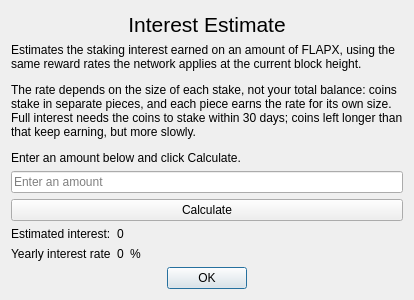
This is src/qt/forms/calcdialog.ui in FlapXCoin/flapxcoin as Qt 5 draws it before an edit. The edited form follows.
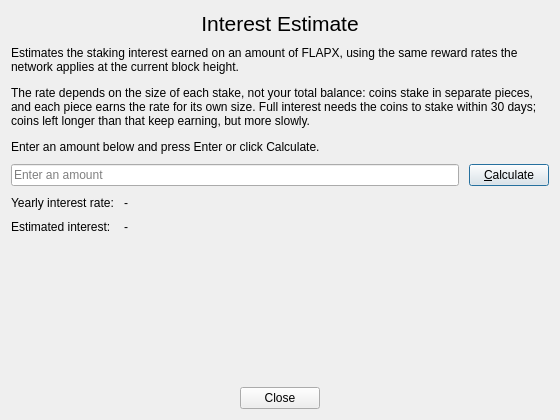
This is the edited form.

Commit message:
Interest Estimate: bigger window, Enter calculates, Close button
The window opens at 560x420 (min 480x380) with a simpler layout so the
text fits without resizing. Enter now runs Calculate; the OK button is
now Close and is never triggered by Enter (Esc still closes). Opens
centred on the main window.

Claude-Session: https://claude.ai/code/session_01Cpg3kidXXQpRBHH6ebpQfe

```diff
--- a/src/qt/forms/calcdialog.ui
+++ b/src/qt/forms/calcdialog.ui
@@ -6,155 +6,27 @@
    <rect>
     <x>0</x>
     <y>0</y>
-    <width>414</width>
-    <height>300</height>
+    <width>560</width>
+    <height>420</height>
    </rect>
   </property>
+  <property name="minimumSize">
+   <size>
+    <width>480</width>
+    <height>380</height>
+   </size>
+  </property>
   <property name="windowTitle">
    <string>Interest Estimate</string>
   </property>
   <property name="modal">
    <bool>true</bool>
   </property>
-  <layout class="QGridLayout" name="gridLayout_5">
-   <item row="3" column="0">
-    <layout class="QGridLayout" name="gridLayout_4">
-     <item row="0" column="0">
-      <layout class="QGridLayout" name="gridLayout_2">
-       <item row="1" column="0">
-        <widget class="QLabel" name="label_3">
-         <property name="text">
-          <string>&lt;html&gt;&lt;head/&gt;&lt;body&gt;&lt;p&gt;&lt;span&gt;Yearly interest rate&lt;/span&gt;&lt;/p&gt;&lt;/body&gt;&lt;/html&gt;</string>
-         </property>
-        </widget>
-       </item>
-       <item row="0" column="0">
-        <widget class="QLabel" name="dayLabel">
-         <property name="lineWidth">
-          <number>1</number>
-         </property>
-         <property name="text">
-          <string>&lt;html&gt;&lt;head/&gt;&lt;body&gt;&lt;p&gt;&lt;span&gt;Estimated interest:&lt;/span&gt;&lt;/p&gt;&lt;/body&gt;&lt;/html&gt;</string>
-         </property>
-         <property name="textFormat">
-          <enum>Qt::AutoText</enum>
-         </property>
-         <property name="alignment">
-          <set>Qt::AlignLeading|Qt::AlignLeft|Qt::AlignTop</set>
-         </property>
-         <property name="wordWrap">
-          <bool>true</bool>
-         </property>
-        </widget>
-       </item>
-      </layout>
-     </item>
-     <item row="0" column="1">
-      <layout class="QGridLayout" name="gridLayout_3">
-       <item row="0" column="0">
-        <widget class="QLabel" name="dayResult">
-         <property name="lineWidth">
-          <number>1</number>
-         </property>
-         <property name="text">
-          <string>&lt;html&gt;&lt;head/&gt;&lt;body&gt;&lt;p&gt;&lt;span&gt;0&lt;/span&gt;&lt;/p&gt;&lt;/body&gt;&lt;/html&gt;</string>
-         </property>
-         <property name="alignment">
-          <set>Qt::AlignLeading|Qt::AlignLeft|Qt::AlignTop</set>
-         </property>
-         <property name="wordWrap">
-          <bool>true</bool>
-         </property>
-        </widget>
-       </item>
-       <item row="1" column="0">
-        <widget class="QLabel" name="yearlyAPR">
-         <property name="text">
-          <string>&lt;html&gt;&lt;head/&gt;&lt;body&gt;&lt;p&gt;&lt;span&gt;0&lt;/span&gt;&lt;/p&gt;&lt;/body&gt;&lt;/html&gt;</string>
-         </property>
-        </widget>
-       </item>
-       <item row="1" column="1">
-        <widget class="QLabel" name="label_5">
-         <property name="text">
-          <string>&lt;html&gt;&lt;head/&gt;&lt;body&gt;&lt;p&gt;&lt;span&gt;%&lt;/span&gt;&lt;/p&gt;&lt;/body&gt;&lt;/html&gt;</string>
-         </property>
-        </widget>
-       </item>
-      </layout>
-     </item>
-     <item row="0" column="2">
-      <spacer name="horizontalSpacer">
-       <property name="orientation">
-        <enum>Qt::Horizontal</enum>
-       </property>
-       <property name="sizeHint" stdset="0">
-        <size>
-         <width>40</width>
-         <height>20</height>
-        </size>
-       </property>
-      </spacer>
-     </item>
-    </layout>
-   </item>
-   <item row="2" column="0">
-    <layout class="QGridLayout" name="gridLayout">
-     <item row="0" column="0">
-      <widget class="QLineEdit" name="blockSizeEdit">
-       <property name="placeholderText">
-        <string>Enter an amount</string>
-       </property>
-      </widget>
-     </item>
-     <item row="1" column="0">
-      <widget class="QPushButton" name="pushButton">
-       <property name="focusPolicy">
-        <enum>Qt::ClickFocus</enum>
-       </property>
-       <property name="contextMenuPolicy">
-        <enum>Qt::DefaultContextMenu</enum>
-       </property>
-       <property name="text">
-        <string>Calculate</string>
-       </property>
-      </widget>
-     </item>
-    </layout>
-   </item>
-   <item row="1" column="0">
-    <widget class="QLabel" name="label_2">
-     <property name="lineWidth">
-      <number>1</number>
-     </property>
-     <property name="text">
-      <string>&lt;html&gt;&lt;head/&gt;&lt;body&gt;&lt;p&gt;&lt;span&gt;Estimates the staking interest earned on an amount of FLAPX, using the same reward rates the network applies at the current block height.&lt;/span&gt;&lt;/p&gt;&lt;p&gt;&lt;span&gt;The rate depends on the size of each stake, not your total balance: coins stake in separate pieces, and each piece earns the rate for its own size. Full interest needs the coins to stake within 30 days; coins left longer than that keep earning, but more slowly.&lt;/span&gt;&lt;/p&gt;&lt;p&gt;&lt;span&gt;Enter an amount below and click Calculate.&lt;/span&gt;&lt;/p&gt;&lt;/body&gt;&lt;/html&gt;</string>
-     </property>
-     <property name="alignment">
-      <set>Qt::AlignLeading|Qt::AlignLeft|Qt::AlignTop</set>
-     </property>
-     <property name="wordWrap">
-      <bool>true</bool>
-     </property>
-    </widget>
-   </item>
-   <item row="4" column="0">
-    <widget class="QDialogButtonBox" name="buttonBox">
-     <property name="focusPolicy">
-      <enum>Qt::NoFocus</enum>
-     </property>
-     <property name="orientation">
-      <enum>Qt::Horizontal</enum>
-     </property>
-     <property name="standardButtons">
-      <set>QDialogButtonBox::Ok</set>
-     </property>
-     <property name="centerButtons">
-      <bool>true</bool>
-     </property>
-    </widget>
-   </item>
-   <item row="0" column="0">
+  <layout class="QVBoxLayout" name="verticalLayout">
+   <property name="spacing">
+    <number>10</number>
+   </property>
+   <item>
     <widget class="QLabel" name="label">
      <property name="font">
       <font>
@@ -172,6 +44,113 @@
      </property>
     </widget>
    </item>
+   <item>
+    <widget class="QLabel" name="label_2">
+     <property name="text">
+      <string>&lt;html&gt;&lt;head/&gt;&lt;body&gt;&lt;p&gt;&lt;span&gt;Estimates the staking interest earned on an amount of FLAPX, using the same reward rates the network applies at the current block height.&lt;/span&gt;&lt;/p&gt;&lt;p&gt;&lt;span&gt;The rate depends on the size of each stake, not your total balance: coins stake in separate pieces, and each piece earns the rate for its own size. Full interest needs the coins to stake within 30 days; coins left longer than that keep earning, but more slowly.&lt;/span&gt;&lt;/p&gt;&lt;p&gt;&lt;span&gt;Enter an amount below and press Enter or click Calculate.&lt;/span&gt;&lt;/p&gt;&lt;/body&gt;&lt;/html&gt;</string>
+     </property>
+     <property name="alignment">
+      <set>Qt::AlignLeading|Qt::AlignLeft|Qt::AlignTop</set>
+     </property>
+     <property name="wordWrap">
+      <bool>true</bool>
+     </property>
+    </widget>
+   </item>
+   <item>
+    <layout class="QHBoxLayout" name="layoutInput">
+     <item>
+      <widget class="QLineEdit" name="blockSizeEdit">
+       <property name="placeholderText">
+        <string>Enter an amount</string>
+       </property>
+      </widget>
+     </item>
+     <item>
+      <widget class="QPushButton" name="pushButton">
+       <property name="toolTip">
+        <string>Work out the estimate (Enter)</string>
+       </property>
+       <property name="text">
+        <string>&amp;Calculate</string>
+       </property>
+       <property name="default">
+        <bool>true</bool>
+       </property>
+      </widget>
+     </item>
+    </layout>
+   </item>
+   <item>
+    <layout class="QFormLayout" name="layoutResults">
+     <property name="fieldGrowthPolicy">
+      <enum>QFormLayout::AllNonFixedFieldsGrow</enum>
+     </property>
+     <item row="0" column="0">
+      <widget class="QLabel" name="label_3">
+       <property name="text">
+        <string>Yearly interest rate:</string>
+       </property>
+      </widget>
+     </item>
+     <item row="0" column="1">
+      <widget class="QLabel" name="yearlyAPR">
+       <property name="text">
+        <string>-</string>
+       </property>
+       <property name="textInteractionFlags">
+        <set>Qt::TextSelectableByMouse</set>
+       </property>
+      </widget>
+     </item>
+     <item row="1" column="0">
+      <widget class="QLabel" name="dayLabel">
+       <property name="text">
+        <string>Estimated interest:</string>
+       </property>
+       <property name="alignment">
+        <set>Qt::AlignLeading|Qt::AlignLeft|Qt::AlignTop</set>
+       </property>
+      </widget>
+     </item>
+     <item row="1" column="1">
+      <widget class="QLabel" name="dayResult">
+       <property name="text">
+        <string>-</string>
+       </property>
+       <property name="wordWrap">
+        <bool>true</bool>
+       </property>
+       <property name="textInteractionFlags">
+        <set>Qt::TextSelectableByMouse</set>
+       </property>
+      </widget>
+     </item>
+    </layout>
+   </item>
+   <item>
+    <spacer name="verticalSpacer">
+     <property name="orientation">
+      <enum>Qt::Vertical</enum>
+     </property>
+     <property name="sizeHint" stdset="0">
+      <size>
+       <width>20</width>
+       <height>10</height>
+      </size>
+     </property>
+    </spacer>
+   </item>
+   <item>
+    <widget class="QDialogButtonBox" name="buttonBox">
+     <property name="standardButtons">
+      <set>QDialogButtonBox::Close</set>
+     </property>
+     <property name="centerButtons">
+      <bool>true</bool>
+     </property>
+    </widget>
+   </item>
   </layout>
  </widget>
  <resources/>
```
Left out of the diff: 33 changed lines with no effect on the pictures. The commit also changes 3 other files.
